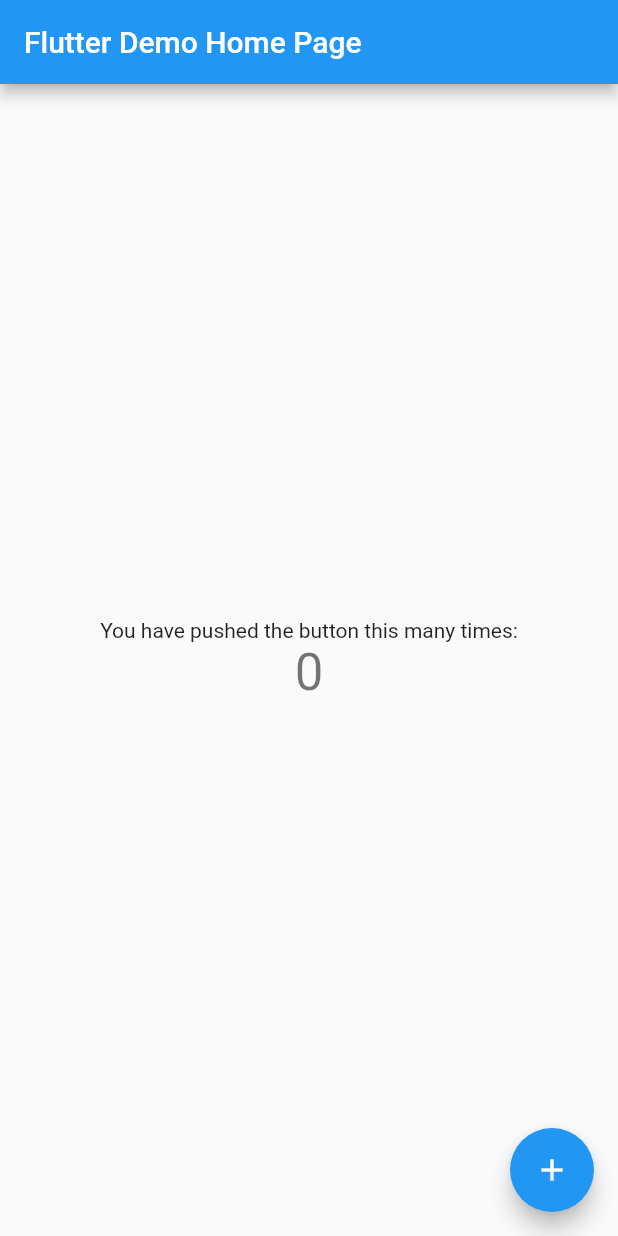
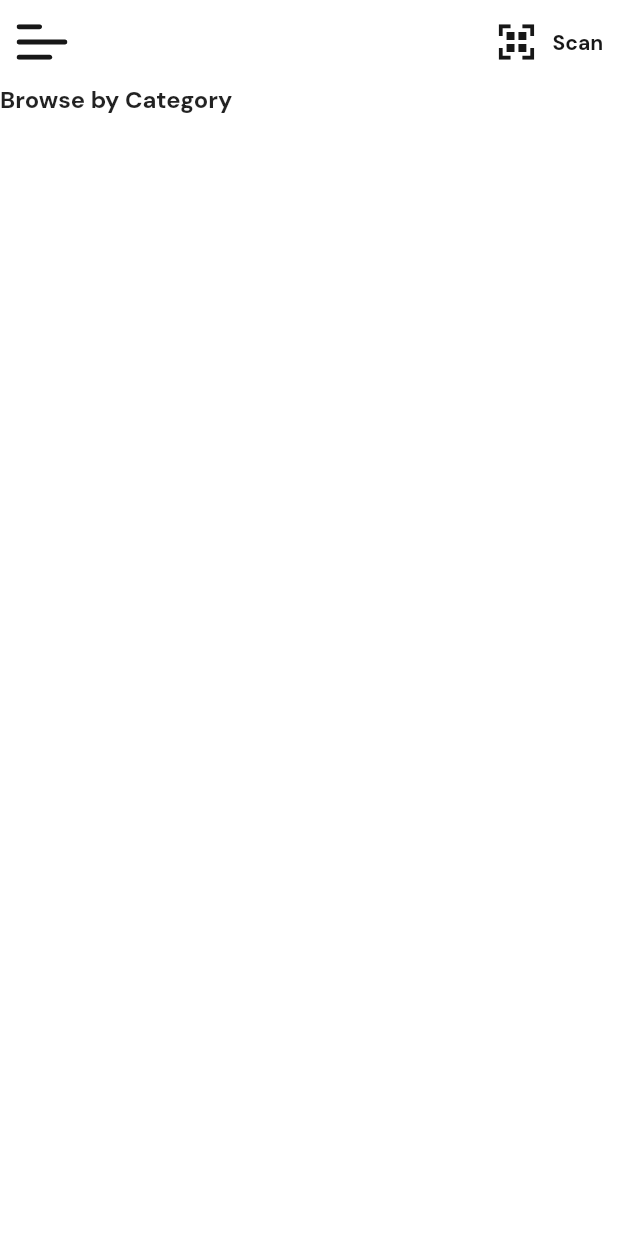
Before and after one commit to dagy1441/Fourniture_Online-Shop-App-Flutter-UI, a Flutter app: the screen it shows after launch, on a phone screen of 412 x 824 dp. Run offline on Flutter 3.47's test engine with Material 2 defaults, Android fonts, the phone set to English and light mode, and no system bars; our stand-ins replace flutter_svg, google_fonts.

Commit message:
home page AppBar completed

```diff
--- a/lib/main.dart
+++ b/lib/main.dart
@@ -1,113 +1,30 @@
 import 'package:flutter/material.dart';
+import 'package:fourniture_online_shop_app_flutter_ui/screen/home/home_screen.dart';
+import 'package:fourniture_online_shop_app_flutter_ui/utils/constants.dart';
+import 'package:google_fonts/google_fonts.dart';
 
 void main() {
   runApp(MyApp());
 }
 
 class MyApp extends StatelessWidget {
-  // This widget is the root of your application.
   @override
   Widget build(BuildContext context) {
     return MaterialApp(
-      title: 'Flutter Demo',
+      debugShowCheckedModeBanner: false,
+      title: 'Dagy Fauteuil',
       theme: ThemeData(
-        // This is the theme of your application.
-        //
-        // Try running your application with "flutter run". You'll see the
-        // application has a blue toolbar. Then, without quitting the app, try
-        // changing the primarySwatch below to Colors.green and then invoke
-        // "hot reload" (press "r" in the console where you ran "flutter run",
-        // or simply save your changes to "hot reload" in a Flutter IDE).
-        // Notice that the counter didn't reset back to zero; the application
-        // is not restarted.
-        primarySwatch: Colors.blue,
+        scaffoldBackgroundColor: Colors.white,
+        textTheme:
+            GoogleFonts.dmSansTextTheme().apply(displayColor: kTextColor),
+        appBarTheme: AppBarTheme(
+          color: Colors.transparent,
+          brightness: Brightness.light,
+          elevation: 0,
+        ),
+        visualDensity: VisualDensity.adaptivePlatformDensity,
       ),
-      home: MyHomePage(title: 'Flutter Demo Home Page'),
+      home: HomeScreen(),
     );
   }
 }
-
-class MyHomePage extends StatefulWidget {
-  MyHomePage({Key key, this.title}) : super(key: key);
-
-  // This widget is the home page of your application. It is stateful, meaning
-  // that it has a State object (defined below) that contains fields that affect
-  // how it looks.
-
-  // This class is the configuration for the state. It holds the values (in this
-  // case the title) provided by the parent (in this case the App widget) and
-  // used by the build method of the State. Fields in a Widget subclass are
-  // always marked "final".
-
-  final String title;
-
-  @override
-  _MyHomePageState createState() => _MyHomePageState();
-}
-
-class _MyHomePageState extends State<MyHomePage> {
-  int _counter = 0;
-
-  void _incrementCounter() {
-    setState(() {
-      // This call to setState tells the Flutter framework that something has
-      // changed in this State, which causes it to rerun the build method below
-      // so that the display can reflect the updated values. If we changed
-      // _counter without calling setState(), then the build method would not be
-      // called again, and so nothing would appear to happen.
-      _counter++;
-    });
-  }
-
-  @override
-  Widget build(BuildContext context) {
-    // This method is rerun every time setState is called, for instance as done
-    // by the _incrementCounter method above.
-    //
-    // The Flutter framework has been optimized to make rerunning build methods
-    // fast, so that you can just rebuild anything that needs updating rather
-    // than having to individually change instances of widgets.
-    return Scaffold(
-      appBar: AppBar(
-        // Here we take the value from the MyHomePage object that was created by
-        // the App.build method, and use it to set our appbar title.
-        title: Text(widget.title),
-      ),
-      body: Center(
-        // Center is a layout widget. It takes a single child and positions it
-        // in the middle of the parent.
-        child: Column(
-          // Column is also a layout widget. It takes a list of children and
-          // arranges them vertically. By default, it sizes itself to fit its
-          // children horizontally, and tries to be as tall as its parent.
-          //
-          // Invoke "debug painting" (press "p" in the console, choose the
-          // "Toggle Debug Paint" action from the Flutter Inspector in Android
-          // Studio, or the "Toggle Debug Paint" command in Visual Studio Code)
-          // to see the wireframe for each widget.
-          //
-          // Column has various properties to control how it sizes itself and
-          // how it positions its children. Here we use mainAxisAlignment to
-          // center the children vertically; the main axis here is the vertical
-          // axis because Columns are vertical (the cross axis would be
-          // horizontal).
-          mainAxisAlignment: MainAxisAlignment.center,
-          children: <Widget>[
-            Text(
-              'You have pushed the button this many times:',
-            ),
-            Text(
-              '$_counter',
-              style: Theme.of(context).textTheme.headline4,
-            ),
-          ],
-        ),
-      ),
-      floatingActionButton: FloatingActionButton(
-        onPressed: _incrementCounter,
-        tooltip: 'Increment',
-        child: Icon(Icons.add),
-      ), // This trailing comma makes auto-formatting nicer for build methods.
-    );
-  }
-}
--- /dev/null
+++ b/lib/screen/home/components/body.dart
@@ -0,0 +1,38 @@
+import 'package:flutter/material.dart';
+import 'package:fourniture_online_shop_app_flutter_ui/utils/size_config.dart';
+
+class Body extends StatelessWidget {
+  const Body({Key key}) : super(key: key);
+
+  @override
+  Widget build(BuildContext context) {
+    return SingleChildScrollView(
+      child: SafeArea(
+        child: Column(
+          crossAxisAlignment: CrossAxisAlignment.start,
+          children: [
+            TextTitle(),
+          ],
+        ),
+      ),
+    );
+  }
+}
+
+class TextTitle extends StatelessWidget {
+  const TextTitle({
+    Key key,
+  }) : super(key: key);
+
+  @override
+  Widget build(BuildContext context) {
+    double defaultSize = SizeConfig.defaultSize;
+    return Text(
+      "Browse by Category",
+      style: TextStyle(
+        fontSize: SizeConfig.defaultSize * 1.6,
+        fontWeight: FontWeight.bold,
+      ),
+    );
+  }
+}
--- /dev/null
+++ b/lib/screen/home/home_screen.dart
@@ -0,0 +1,48 @@
+import 'package:flutter/material.dart';
+import 'package:flutter_svg/svg.dart';
+import 'package:fourniture_online_shop_app_flutter_ui/screen/home/components/body.dart';
+import 'package:fourniture_online_shop_app_flutter_ui/utils/constants.dart';
+import 'package:fourniture_online_shop_app_flutter_ui/utils/size_config.dart';
+
+class HomeScreen extends StatelessWidget {
+  const HomeScreen({Key key}) : super(key: key);
+
+  @override
+  Widget build(BuildContext context) {
+    SizeConfig().init(context);
+    return Scaffold(
+      appBar: buildAppBar(),
+      body: Body(),
+    );
+  }
+
+  AppBar buildAppBar() {
+    return AppBar(
+      leading: IconButton(
+        icon: SvgPicture.asset(
+          "assets/icons/menu.svg",
+          height: SizeConfig.defaultSize * 2.4,
+        ),
+        onPressed: () {},
+      ),
+      actions: [
+        IconButton(
+          icon: SvgPicture.asset(
+            "assets/icons/scan.svg",
+            height: SizeConfig.defaultSize * 2.4,
+          ),
+          onPressed: () {},
+        ),
+        Center(
+          child: Text(
+            "Scan",
+            style: TextStyle(color: kTextColor, fontWeight: FontWeight.bold),
+          ),
+        ),
+        SizedBox(
+          width: SizeConfig.defaultSize,
+        ),
+      ],
+    );
+  }
+}
--- a/pubspec.yaml
+++ b/pubspec.yaml
@@ -41,7 +41,10 @@
   # the material Icons class.
   uses-material-design: true
   # To add assets to your application, add an assets section, like this:
-  # assets:
+  assets:
+    - assets/icons/
+    - assets/ripple.gif
+    - assets/spinner.gif
   #   - images/a_dot_burr.jpeg
   #   - images/a_dot_ham.jpeg
   # An image asset can refer to one or more resolution-specific "variants", see
```
Also changed, not shown: 3 other files.
